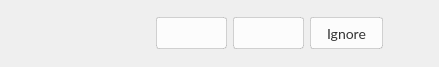
Old version of the form src/MEGASync/stalled_issues/gui/macx/StalledIssueHeader.ui in the repository meganz/MEGAsync.
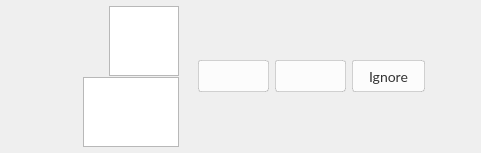
New version of the form. Icons and pictures are not drawn. Custom widgets are drawn as their Qt base class.

Commit message: Add WordWrap for all long labels

Patch:
```diff
--- a/src/MEGASync/stalled_issues/gui/macx/StalledIssueHeader.ui
+++ b/src/MEGASync/stalled_issues/gui/macx/StalledIssueHeader.ui
@@ -251,16 +251,7 @@
                </sizepolicy>
               </property>
               <property name="styleSheet">
-               <string notr="true">#leftTitleText, #rightTitleText
-{
-    color: #333333;
-    font-size: 13px;
-    line-height: 16px;
-    font-weight: normal;
-    font-family: Lato;
-}
-
-#fileNameTitle
+               <string notr="true">#fileNameTitle
 {
      color: #333333;
      font-size: 13px;
@@ -269,7 +260,7 @@
 }
 </string>
               </property>
-              <layout class="QHBoxLayout" name="horizontalLayout_3" stretch="0,0,0,0">
+              <layout class="QHBoxLayout" name="horizontalLayout_3" stretch="0">
                <property name="spacing">
                 <number>3</number>
                </property>
@@ -286,61 +277,15 @@
                 <number>0</number>
                </property>
                <item>
-                <widget class="QLabel" name="leftTitleText">
-                 <property name="text">
-                  <string/>
-                 </property>
-                </widget>
-               </item>
-               <item>
-                <widget class="QLabel" name="fileNameTitle">
+                <widget class="WordWrapLabel" name="fileNameTitle">
                  <property name="sizePolicy">
-                  <sizepolicy hsizetype="Preferred" vsizetype="Preferred">
+                  <sizepolicy hsizetype="Expanding" vsizetype="Preferred">
                    <horstretch>0</horstretch>
                    <verstretch>0</verstretch>
                   </sizepolicy>
                  </property>
-                 <property name="font">
-                  <font>
-                   <family>Lato 13</family>
-                   <pointsize>-1</pointsize>
-                   <bold>true</bold>
-                  </font>
-                 </property>
-                 <property name="text">
-                  <string/>
-                 </property>
                 </widget>
                </item>
-               <item>
-                <widget class="QLabel" name="rightTitleText">
-                 <property name="sizePolicy">
-                  <sizepolicy hsizetype="Preferred" vsizetype="Preferred">
-                   <horstretch>0</horstretch>
-                   <verstretch>0</verstretch>
-                  </sizepolicy>
-                 </property>
-                 <property name="text">
-                  <string/>
-                 </property>
-                 <property name="textFormat">
-                  <enum>Qt::AutoText</enum>
-                 </property>
-                </widget>
-               </item>
-               <item>
-                <spacer name="horizontalSpacer_2">
-                 <property name="orientation">
-                  <enum>Qt::Horizontal</enum>
-                 </property>
-                 <property name="sizeHint" stdset="0">
-                  <size>
-                   <width>0</width>
-                   <height>0</height>
-                  </size>
-                 </property>
-                </spacer>
-               </item>
               </layout>
              </widget>
             </item>
@@ -355,7 +300,7 @@
              <verstretch>0</verstretch>
             </sizepolicy>
            </property>
-           <layout class="QHBoxLayout" name="horizontalLayout_2" stretch="1">
+           <layout class="QHBoxLayout" name="horizontalLayout_2" stretch="0">
             <property name="spacing">
              <number>3</number>
             </property>
@@ -372,16 +317,13 @@
              <number>0</number>
             </property>
             <item>
-             <widget class="QLabel" name="errorDescriptionText">
+             <widget class="WordWrapLabel" name="errorDescriptionText">
               <property name="sizePolicy">
                <sizepolicy hsizetype="Expanding" vsizetype="Preferred">
                 <horstretch>0</horstretch>
                 <verstretch>0</verstretch>
                </sizepolicy>
               </property>
-              <property name="text">
-               <string/>
-              </property>
              </widget>
             </item>
            </layout>
@@ -538,6 +480,13 @@
    </item>
   </layout>
  </widget>
+ <customwidgets>
+  <customwidget>
+   <class>WordWrapLabel</class>
+   <extends>QTextEdit</extends>
+   <header>WordWrapLabel.h</header>
+  </customwidget>
+ </customwidgets>
  <resources/>
  <connections/>
 </ui>
```
The commit also changes 17 other files.
